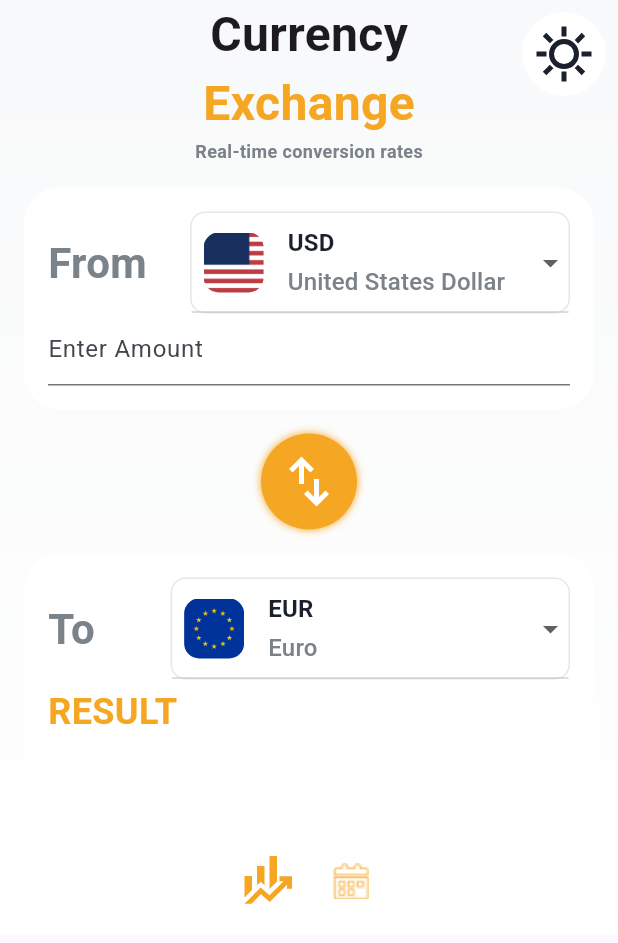
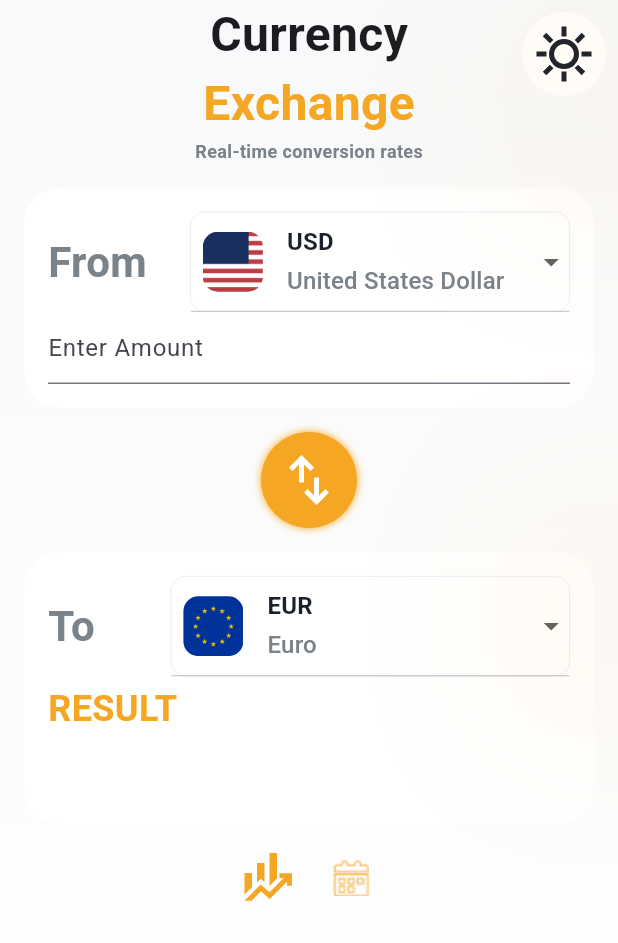
Before and after one commit to mohamedshemees/currencyX_flutter, a Flutter app: the screen it shows after launch, on a phone screen of 412 x 824 dp. Shown: the top 943 px of the screen. Run offline on Flutter 3.47's test engine with Material 3 defaults, Android fonts, the phone set to English and light mode, and no system bars; our stand-ins replace bloc, dio, flutter_bloc, flutter_dotenv, flutter_svg, get_it and 1 more; generated files the repository leaves out were written again; network calls fail.

Commit message:
feat: add background glow and update dropdown border

```diff
--- a/lib/screens/my_home_page.dart
+++ b/lib/screens/my_home_page.dart
@@ -1,6 +1,7 @@
 import 'package:currencyx/domain/CurrencyRepository.dart';
 import 'package:currencyx/main.dart';
 import 'package:currencyx/screens/home_screen_cubit.dart';
+import 'package:currencyx/theme/app_colors.dart';
 import 'package:currencyx/theme/custom_colors_extension.dart';
 import 'package:currencyx/widgets/conversion_view_widget.dart';
 import 'package:currencyx/widgets/exchange_rate_widget.dart';
@@ -23,9 +24,14 @@ class MyHomePage extends StatelessWidget {
               if (state.isLoading) {
                 return const Center(child: CircularProgressIndicator());
               }
+              return LayoutBuilder(
+                builder: (context, constraints) {
                   return SingleChildScrollView(
-                child: Container(
-                  width: double.infinity,
+                    clipBehavior: Clip.none,
+                    child: Stack(
+                      children: [
+                        Container(
+                          height: constraints.maxHeight,
                           decoration: BoxDecoration(
                             gradient: LinearGradient(
                               colors: [
@@ -58,6 +64,32 @@ class MyHomePage extends StatelessWidget {
                             ],
                           ),
                         ),
+                        Container(decoration: BoxDecoration(
+                            boxShadow: [
+                              BoxShadow(
+                                color: AppColors.accentColor.withValues(alpha: .05),
+                                blurRadius: 100,
+                                spreadRadius: 100,
+                                offset: Offset(constraints.maxWidth, 70),
+                              ),
+                              BoxShadow(
+                                color: AppColors.accentColor.withValues(alpha: .05),
+                                blurRadius: 100,
+                                spreadRadius: 100,
+                                offset: Offset(-constraints.maxWidth,constraints.maxHeight),
+                              ),
+                              BoxShadow(
+                                color: AppColors.accentColor.withValues(alpha: .05),
+                                blurRadius: 100,
+                                spreadRadius: 100,
+                                offset: Offset(constraints.maxWidth,constraints.maxHeight/2),
+                              )
+                            ]
+                        ))
+                      ],
+                    ),
+                  );
+                },
               );
             },
           ),
--- a/lib/widgets/countries_dropdown_widget.dart
+++ b/lib/widgets/countries_dropdown_widget.dart
@@ -20,7 +20,7 @@ class CountriesDropdownWidget extends StatelessWidget {
         color: Theme.of(
           context,
         ).extension<CustomColorsExtension>()!.cardBackgroundColor,
-        border: Border.all(color: AppColors.spinnerBorderColor, width: 1),
+        border: Border.all(color: AppColors.spinnerBorderColor, width: .5),
         borderRadius: BorderRadius.circular(10),
       ),
       child: DropdownButton<Country>(
--- a/lib/widgets/exchange_rate_widget.dart
+++ b/lib/widgets/exchange_rate_widget.dart
@@ -1,4 +1,3 @@
-import 'package:currencyx/screens/home_screen_cubit.dart';
 import 'package:currencyx/theme/app_colors.dart';
 import 'package:currencyx/theme/custom_colors_extension.dart';
 import 'package:flutter/material.dart';
@@ -38,7 +37,9 @@ class ExchangeRateWidget extends StatelessWidget {
           Text(
             ratio,
             style: TextStyle(
-              color: Theme.of(context).extension<CustomColorsExtension>()!.subTextColor,
+              color: Theme.of(
+                context,
+              ).extension<CustomColorsExtension>()!.subTextColor,
               fontSize: 16,
               fontWeight: FontWeight.w500,
             ),
```
Lines whose indentation alone changed are shown as unchanged.
